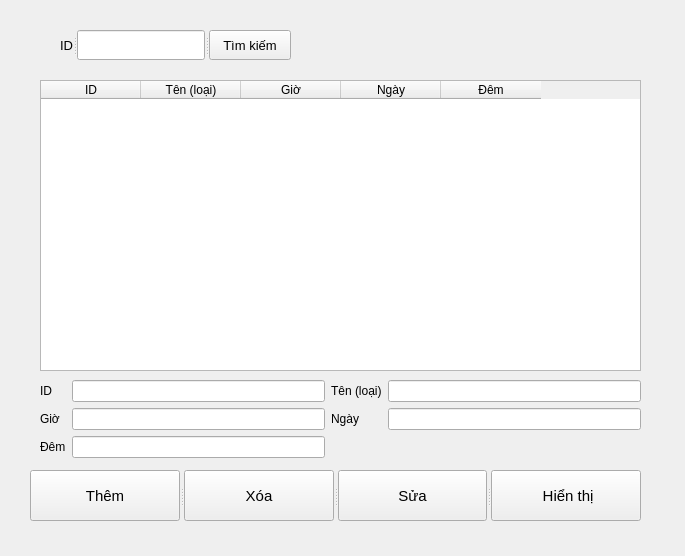
Above: view/phong_va_giaphong/ql_gia_phong.ui from loimaxto/DoAnPython before the change. Below: the same form after it.
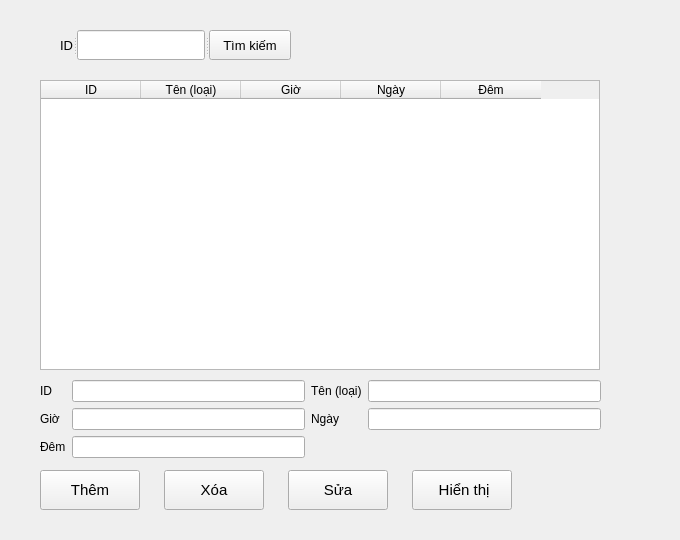
That is the form after the change.

Patch:
```diff
--- a/view/phong_va_giaphong/ql_gia_phong.ui
+++ b/view/phong_va_giaphong/ql_gia_phong.ui
@@ -6,8 +6,8 @@
    <rect>
     <x>0</x>
     <y>0</y>
-    <width>685</width>
-    <height>556</height>
+    <width>680</width>
+    <height>540</height>
    </rect>
   </property>
   <property name="windowTitle">
@@ -18,8 +18,8 @@
     <rect>
      <x>40</x>
      <y>80</y>
-     <width>601</width>
-     <height>291</height>
+     <width>560</width>
+     <height>290</height>
     </rect>
    </property>
    <property name="columnCount">
@@ -51,59 +51,6 @@
     </property>
    </column>
   </widget>
-  <widget class="QSplitter" name="splitter">
-   <property name="geometry">
-    <rect>
-     <x>30</x>
-     <y>470</y>
-     <width>611</width>
-     <height>51</height>
-    </rect>
-   </property>
-   <property name="orientation">
-    <enum>Qt::Horizontal</enum>
-   </property>
-   <widget class="QPushButton" name="ins_btn">
-    <property name="font">
-     <font>
-      <pointsize>11</pointsize>
-     </font>
-    </property>
-    <property name="text">
-     <string>Thêm</string>
-    </property>
-   </widget>
-   <widget class="QPushButton" name="del_btn">
-    <property name="font">
-     <font>
-      <pointsize>11</pointsize>
-     </font>
-    </property>
-    <property name="text">
-     <string>Xóa</string>
-    </property>
-   </widget>
-   <widget class="QPushButton" name="edi_btn">
-    <property name="font">
-     <font>
-      <pointsize>11</pointsize>
-     </font>
-    </property>
-    <property name="text">
-     <string>Sửa</string>
-    </property>
-   </widget>
-   <widget class="QPushButton" name="sho_btn">
-    <property name="font">
-     <font>
-      <pointsize>11</pointsize>
-     </font>
-    </property>
-    <property name="text">
-     <string> Hiển thị</string>
-    </property>
-   </widget>
-  </widget>
   <widget class="QSplitter" name="splitter_2">
    <property name="geometry">
     <rect>
@@ -149,7 +96,7 @@
     <rect>
      <x>40</x>
      <y>380</y>
-     <width>601</width>
+     <width>561</width>
      <height>80</height>
     </rect>
    </property>
@@ -206,6 +153,78 @@
     </item>
    </layout>
   </widget>
+  <widget class="QPushButton" name="ins_btn">
+   <property name="geometry">
+    <rect>
+     <x>40</x>
+     <y>470</y>
+     <width>100</width>
+     <height>40</height>
+    </rect>
+   </property>
+   <property name="font">
+    <font>
+     <pointsize>11</pointsize>
+    </font>
+   </property>
+   <property name="text">
+    <string>Thêm</string>
+   </property>
+  </widget>
+  <widget class="QPushButton" name="edi_btn">
+   <property name="geometry">
+    <rect>
+     <x>288</x>
+     <y>470</y>
+     <width>100</width>
+     <height>40</height>
+    </rect>
+   </property>
+   <property name="font">
+    <font>
+     <pointsize>11</pointsize>
+    </font>
+   </property>
+   <property name="text">
+    <string>Sửa</string>
+   </property>
+  </widget>
+  <widget class="QPushButton" name="sho_btn">
+   <property name="geometry">
+    <rect>
+     <x>412</x>
+     <y>470</y>
+     <width>100</width>
+     <height>40</height>
+    </rect>
+   </property>
+   <property name="font">
+    <font>
+     <pointsize>11</pointsize>
+    </font>
+   </property>
+   <property name="text">
+    <string> Hiển thị</string>
+   </property>
+  </widget>
+  <widget class="QPushButton" name="del_btn">
+   <property name="geometry">
+    <rect>
+     <x>164</x>
+     <y>470</y>
+     <width>100</width>
+     <height>40</height>
+    </rect>
+   </property>
+   <property name="font">
+    <font>
+     <pointsize>11</pointsize>
+    </font>
+   </property>
+   <property name="text">
+    <string>Xóa</string>
+   </property>
+  </widget>
  </widget>
  <resources/>
  <connections/>
```
